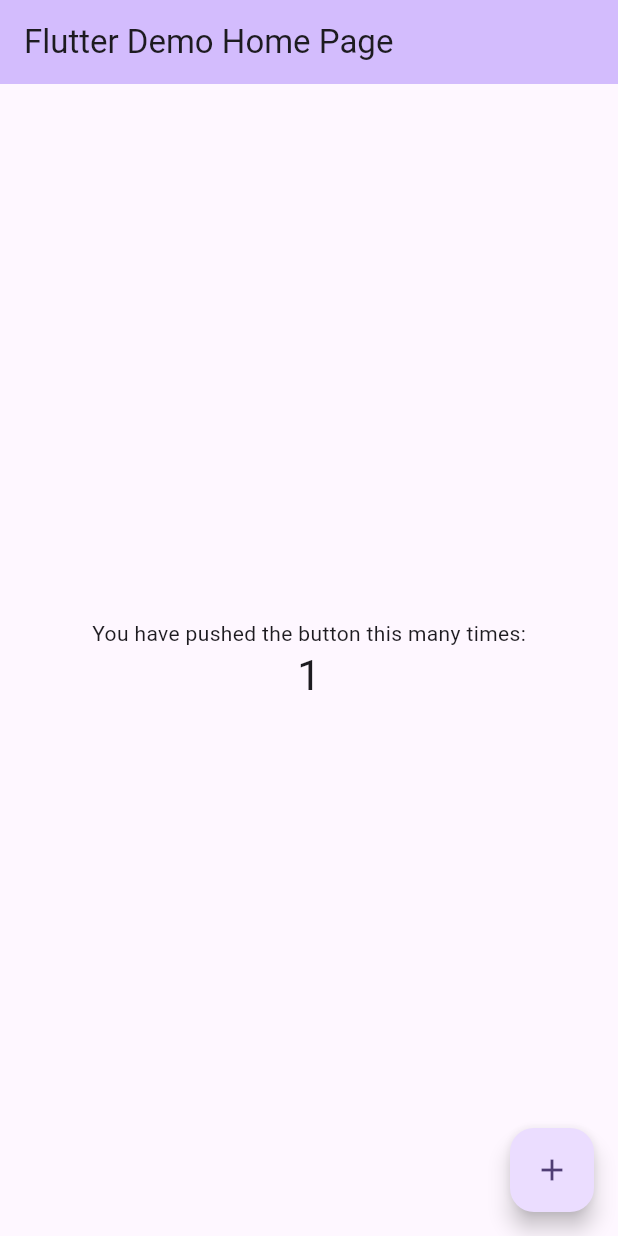
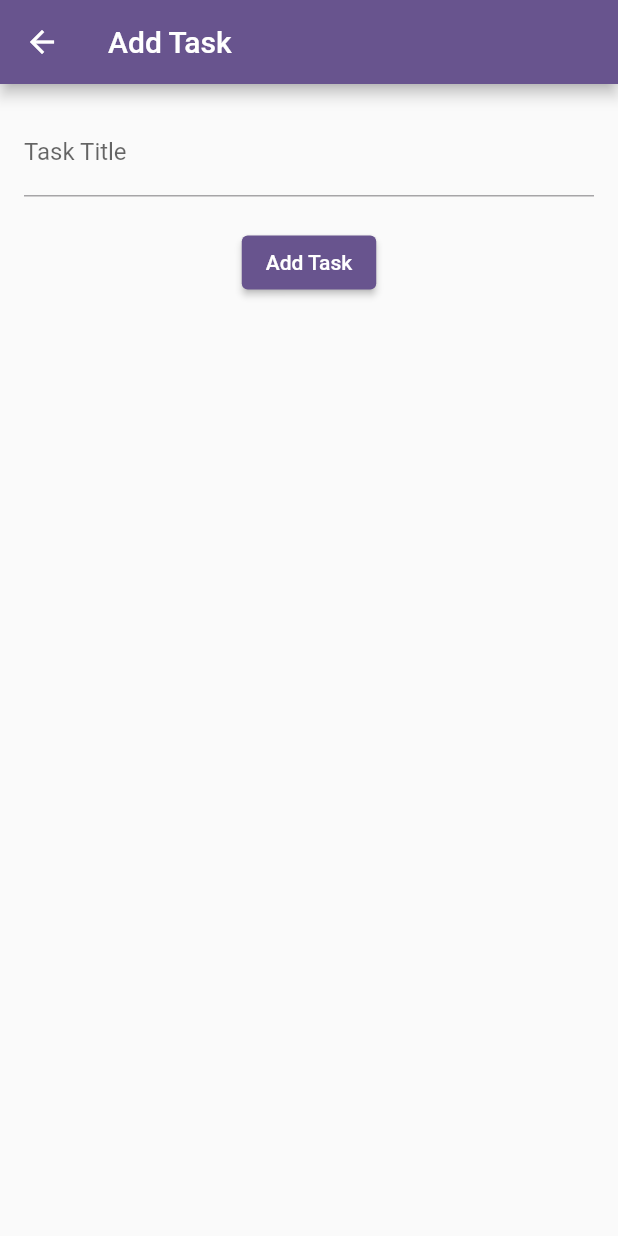
Before and after one commit to YashrajsinhYz/Task-Management-App, a Flutter app: the screen it shows after launch, after a tap on the "add" icon, on a phone screen of 412 x 824 dp. Run offline on Flutter 3.47's test engine with Material 3 defaults, Android fonts, the phone set to English and light mode, and no system bars; our stand-ins replace flutter_riverpod.

Commit message:
Basic add task.

```diff
--- a/lib/main.dart
+++ b/lib/main.dart
@@ -1,125 +1,24 @@
 import 'package:flutter/material.dart';
+import 'package:flutter_riverpod/flutter_riverpod.dart';
+import 'package:task_management/views/task_list_view.dart';
 
 void main() {
-  runApp(const MyApp());
+  runApp(ProviderScope(child: MyApp()));
 }
 
 class MyApp extends StatelessWidget {
   const MyApp({super.key});
 
-  // This widget is the root of your application.
   @override
   Widget build(BuildContext context) {
     return MaterialApp(
       title: 'Flutter Demo',
+      debugShowCheckedModeBanner: false,
       theme: ThemeData(
-        // This is the theme of your application.
-        //
-        // TRY THIS: Try running your application with "flutter run". You'll see
-        // the application has a purple toolbar. Then, without quitting the app,
-        // try changing the seedColor in the colorScheme below to Colors.green
-        // and then invoke "hot reload" (save your changes or press the "hot
-        // reload" button in a Flutter-supported IDE, or press "r" if you used
-        // the command line to start the app).
-        //
-        // Notice that the counter didn't reset back to zero; the application
-        // state is not lost during the reload. To reset the state, use hot
-        // restart instead.
-        //
-        // This works for code too, not just values: Most code changes can be
-        // tested with just a hot reload.
+        useMaterial3: false,
         colorScheme: ColorScheme.fromSeed(seedColor: Colors.deepPurple),
-        useMaterial3: true,
       ),
-      home: const MyHomePage(title: 'Flutter Demo Home Page'),
+      home: TaskListView(),
     );
   }
 }
-
-class MyHomePage extends StatefulWidget {
-  const MyHomePage({super.key, required this.title});
-
-  // This widget is the home page of your application. It is stateful, meaning
-  // that it has a State object (defined below) that contains fields that affect
-  // how it looks.
-
-  // This class is the configuration for the state. It holds the values (in this
-  // case the title) provided by the parent (in this case the App widget) and
-  // used by the build method of the State. Fields in a Widget subclass are
-  // always marked "final".
-
-  final String title;
-
-  @override
-  State<MyHomePage> createState() => _MyHomePageState();
-}
-
-class _MyHomePageState extends State<MyHomePage> {
-  int _counter = 0;
-
-  void _incrementCounter() {
-    setState(() {
-      // This call to setState tells the Flutter framework that something has
-      // changed in this State, which causes it to rerun the build method below
-      // so that the display can reflect the updated values. If we changed
-      // _counter without calling setState(), then the build method would not be
-      // called again, and so nothing would appear to happen.
-      _counter++;
-    });
-  }
-
-  @override
-  Widget build(BuildContext context) {
-    // This method is rerun every time setState is called, for instance as done
-    // by the _incrementCounter method above.
-    //
-    // The Flutter framework has been optimized to make rerunning build methods
-    // fast, so that you can just rebuild anything that needs updating rather
-    // than having to individually change instances of widgets.
-    return Scaffold(
-      appBar: AppBar(
-        // TRY THIS: Try changing the color here to a specific color (to
-        // Colors.amber, perhaps?) and trigger a hot reload to see the AppBar
-        // change color while the other colors stay the same.
-        backgroundColor: Theme.of(context).colorScheme.inversePrimary,
-        // Here we take the value from the MyHomePage object that was created by
-        // the App.build method, and use it to set our appbar title.
-        title: Text(widget.title),
-      ),
-      body: Center(
-        // Center is a layout widget. It takes a single child and positions it
-        // in the middle of the parent.
-        child: Column(
-          // Column is also a layout widget. It takes a list of children and
-          // arranges them vertically. By default, it sizes itself to fit its
-          // children horizontally, and tries to be as tall as its parent.
-          //
-          // Column has various properties to control how it sizes itself and
-          // how it positions its children. Here we use mainAxisAlignment to
-          // center the children vertically; the main axis here is the vertical
-          // axis because Columns are vertical (the cross axis would be
-          // horizontal).
-          //
-          // TRY THIS: Invoke "debug painting" (choose the "Toggle Debug Paint"
-          // action in the IDE, or press "p" in the console), to see the
-          // wireframe for each widget.
-          mainAxisAlignment: MainAxisAlignment.center,
-          children: <Widget>[
-            const Text(
-              'You have pushed the button this many times:',
-            ),
-            Text(
-              '$_counter',
-              style: Theme.of(context).textTheme.headlineMedium,
-            ),
-          ],
-        ),
-      ),
-      floatingActionButton: FloatingActionButton(
-        onPressed: _incrementCounter,
-        tooltip: 'Increment',
-        child: const Icon(Icons.add),
-      ), // This trailing comma makes auto-formatting nicer for build methods.
-    );
-  }
-}
--- /dev/null
+++ b/lib/models/task_model.dart
@@ -0,0 +1,25 @@
+class Task {
+  final int id;
+  final String title;
+  final bool isCompleted;
+
+  Task({required this.id, required this.title, this.isCompleted = false});
+
+  // Convert Task to Map (for database operations)
+  Map<String, dynamic> toMap() {
+    return {
+      'id': id,
+      'title': title,
+      'isCompleted': isCompleted ? 1 : 0,
+    };
+  }
+
+  // Create Task from Map (for database operations)
+  factory Task.fromMap(Map<String, dynamic> map) {
+    return Task(
+      id: map['id'],
+      title: map['title'],
+      isCompleted: map['isCompleted'] == 1,
+    );
+  }
+}
--- /dev/null
+++ b/lib/view_models/task_view_model.dart
@@ -0,0 +1,28 @@
+import 'package:flutter_riverpod/flutter_riverpod.dart';
+import 'package:task_management/models/task_model.dart';
+
+final taskViewModelProvider = StateNotifierProvider<TaskViewModel, List<Task>>(
+      (ref) => TaskViewModel(),
+);
+
+class TaskViewModel extends StateNotifier<List<Task>> {
+  TaskViewModel() : super([]);
+
+  // Add Task
+  void addTask(String title) {
+    final newTask = Task(id: state.length + 1, title: title);
+    state = [...state, newTask]; // Update state
+  }
+
+  // Toggle Task Completion
+  void toggleTask(int id) {
+    state = state.map((task) {
+      return task.id == id ? Task(id: task.id, title: task.title, isCompleted: !task.isCompleted) : task;
+    }).toList();
+  }
+
+  // Remove Task
+  void removeTask(int id) {
+    state = state.where((task) => task.id != id).toList();
+  }
+}
--- /dev/null
+++ b/lib/views/add_task_view.dart
@@ -0,0 +1,36 @@
+import 'package:flutter/material.dart';
+import 'package:flutter_riverpod/flutter_riverpod.dart';
+import 'package:task_management/view_models/task_view_model.dart';
+
+
+class AddTaskView extends ConsumerWidget {
+  final TextEditingController _controller = TextEditingController();
+
+  @override
+  Widget build(BuildContext context, WidgetRef ref) {
+    return Scaffold(
+      appBar: AppBar(title: Text('Add Task')),
+      body: Padding(
+        padding: const EdgeInsets.all(16.0),
+        child: Column(
+          children: [
+            TextField(
+              controller: _controller,
+              decoration: InputDecoration(labelText: 'Task Title'),
+            ),
+            SizedBox(height: 20),
+            ElevatedButton(
+              onPressed: () {
+                if (_controller.text.isNotEmpty) {
+                  ref.read(taskViewModelProvider.notifier).addTask(_controller.text);
+                  Navigator.pop(context); // Go back to Task List
+                }
+              },
+              child: Text('Add Task'),
+            ),
+          ],
+        ),
+      ),
+    );
+  }
+}
--- /dev/null
+++ b/lib/views/task_list_view.dart
@@ -0,0 +1,49 @@
+import 'package:flutter/material.dart';
+import 'package:flutter_riverpod/flutter_riverpod.dart';
+import 'package:task_management/view_models/task_view_model.dart';
+import 'package:task_management/views/add_task_view.dart';
+
+class TaskListView extends ConsumerWidget {
+  const TaskListView({super.key});
+
+  @override
+  Widget build(BuildContext context, WidgetRef ref) {
+    final tasks = ref.watch(taskViewModelProvider);
+
+    return Scaffold(
+      appBar: AppBar(title: Text('Task Manager')),
+      body: ListView.builder(
+        itemCount: tasks.length,
+        itemBuilder: (context, index) {
+          final task = tasks[index];
+
+          return ListTile(
+            title: Text(
+              task.title,
+              style: TextStyle(
+                  decoration:
+                      task.isCompleted ? TextDecoration.lineThrough : null),
+            ),
+            trailing: IconButton(
+              icon: Icon(task.isCompleted
+                  ? Icons.check_box
+                  : Icons.check_box_outline_blank),
+              onPressed: () =>
+                  ref.read(taskViewModelProvider.notifier).toggleTask(task.id),
+            ),
+          );
+        },
+      ),
+      floatingActionButton: FloatingActionButton(
+        onPressed: () {
+          // Navigate to Add Task screen
+          Navigator.push(
+            context,
+            MaterialPageRoute(builder: (context) => AddTaskView()),
+          );
+        },
+        child: Icon(Icons.add),
+      ),
+    );
+  }
+}
--- a/pubspec.yaml
+++ b/pubspec.yaml
@@ -34,9 +34,9 @@ dependencies:
   # The following adds the Cupertino Icons font to your application.
   # Use with the CupertinoIcons class for iOS style icons.
   cupertino_icons: ^1.0.8
-  riverpod: ^2.6.1
   sqflite: ^2.4.1
   hive_flutter: ^1.1.0
+  flutter_riverpod: ^2.6.1
 
 dev_dependencies:
   flutter_test:
```
Also changed, not shown: 1 other file.
